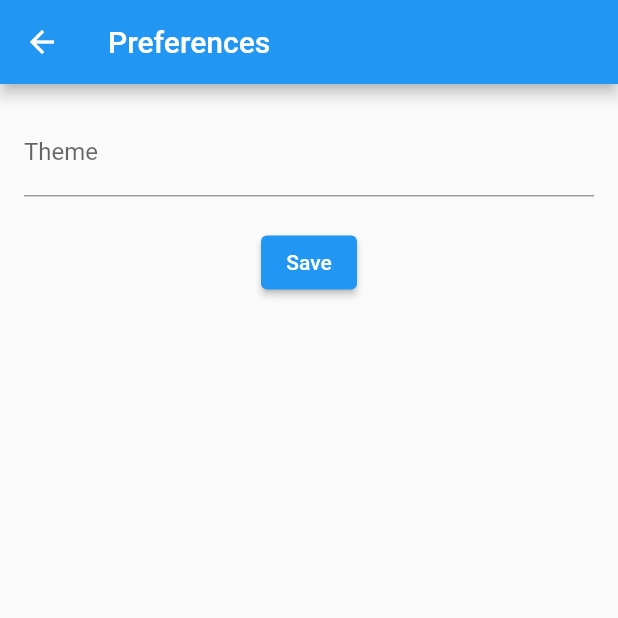
After one commit to MohammadUmer526/flutter_Assigments, a Flutter app: the screen it shows after launch, after a tap on "Open Preferences", on a phone screen of 412 x 824 dp, the top half of it. The commit adds this screen. Run offline on Flutter 3.47's test engine with Material 2 defaults, Android fonts, the phone set to English and light mode, and no system bars; our stand-ins replace another_flushbar, dio, shared_preferences, socket_io_client.

Commit message:
Shared Preferences is completed

```diff
--- /dev/null
+++ b/lib/preferences_screen.dart
@@ -0,0 +1,59 @@
+import 'package:flutter/material.dart';
+import 'package:shared_preferences/shared_preferences.dart';
+
+class PreferencesScreen extends StatefulWidget {
+  @override
+  _PreferencesScreenState createState() => _PreferencesScreenState();
+}
+
+class _PreferencesScreenState extends State<PreferencesScreen> {
+  TextEditingController _themeController = TextEditingController();
+  late SharedPreferences _prefs;
+
+  @override
+  void initState() {
+    super.initState();
+    _loadPreferences();
+  }
+
+  Future<void> _loadPreferences() async {
+    _prefs = await SharedPreferences.getInstance();
+    setState(() {
+      _themeController.text = _prefs.getString('theme') ?? '';
+    });
+  }
+
+  Future<void> _savePreferences() async {
+    await _prefs.setString('theme', _themeController.text);
+  }
+
+  @override
+  Widget build(BuildContext context) {
+    return Scaffold(
+      appBar: AppBar(
+        title: Text('Preferences'),
+      ),
+      body: Padding(
+        padding: const EdgeInsets.all(16.0),
+        child: Column(
+          children: [
+            TextField(
+              controller: _themeController,
+              decoration: InputDecoration(labelText: 'Theme'),
+            ),
+            SizedBox(height: 20),
+            ElevatedButton(
+              onPressed: () async {
+                await _savePreferences();
+                ScaffoldMessenger.of(context).showSnackBar(
+                  SnackBar(content: Text('Preferences saved')),
+                );
+              },
+              child: Text('Save'),
+            ),
+          ],
+        ),
+      ),
+    );
+  }
+}
--- a/pubspec.yaml
+++ b/pubspec.yaml
@@ -41,6 +41,7 @@ dependencies:
   dio: ^4.0.0
   another_flushbar: ^1.12.29
   socket_io_client: ^2.0.3+1
+  shared_preferences: ^2.0.13
 
 dev_dependencies:
   flutter_test:
```
Also changed, not shown: lib/main.dart (+12 -118 lines), pubspec.lock, 7 other files.
